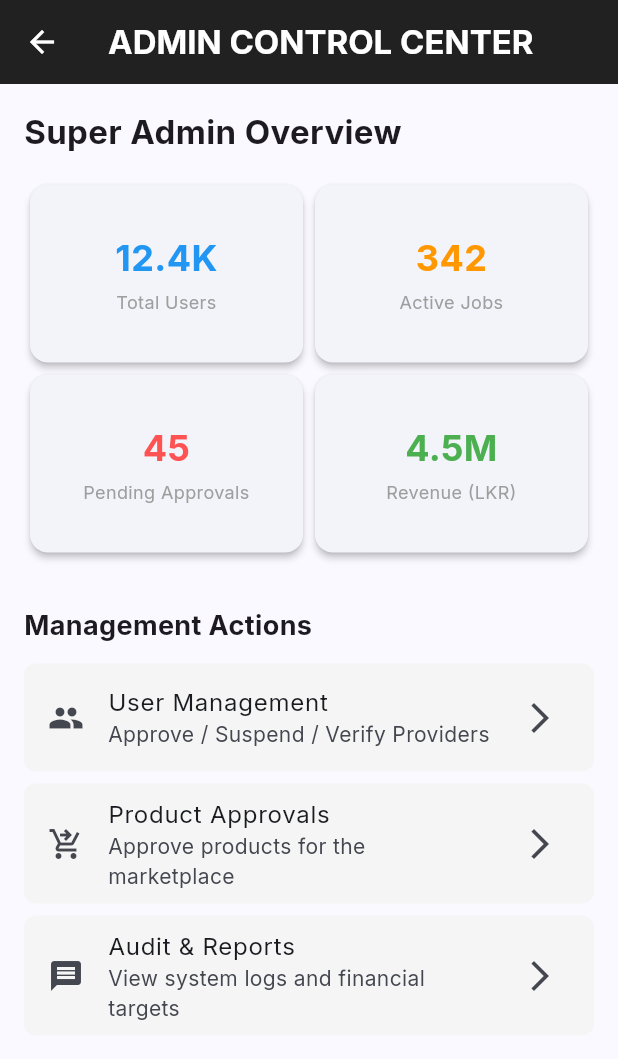
After one commit to sarfan2000/nisk_app, a Flutter app: the HomeScreen screen opened by its route, after a tap on "Admin Console", on a phone screen of 412 x 824 dp. The commit adds this screen. Shown: the top 1059 px of the screen. Run offline on Flutter 3.47's test engine with Material 3 defaults, Android fonts, the phone set to English and light mode, and no system bars; our stand-ins replace google_fonts.

Commit message:
Phase 9, 10, 11: Messaging, Notifications, and Admin Dashboard architecture

```diff
--- /dev/null
+++ b/mobile/lib/screens/admin/admin_dashboard.dart
@@ -0,0 +1,88 @@
+import 'package:flutter/material.dart';
+
+class AdminDashboard extends StatelessWidget {
+  const AdminDashboard({super.key});
+
+  @override
+  Widget build(BuildContext context) {
+    return Scaffold(
+      appBar: AppBar(
+        title: const Text('ADMIN CONTROL CENTER', style: TextStyle(fontWeight: FontWeight.bold)),
+        backgroundColor: Colors.black87,
+        foregroundColor: Colors.white,
+      ),
+      body: SingleChildScrollView(
+        padding: const EdgeInsets.all(16.0),
+        child: Column(
+          crossAxisAlignment: CrossAxisAlignment.start,
+          children: [
+            const Text('Super Admin Overview', style: TextStyle(fontSize: 22, fontWeight: FontWeight.bold)),
+            const SizedBox(height: 16),
+            GridView.count(
+              crossAxisCount: 2,
+              shrinkWrap: true,
+              physics: const NeverScrollableScrollPhysics(),
+              childAspectRatio: 1.5,
+              children: [
+                _buildStatCard('Total Users', '12.4K', Colors.blue),
+                _buildStatCard('Active Jobs', '342', Colors.orange),
+                _buildStatCard('Pending Approvals', '45', Colors.redAccent),
+                _buildStatCard('Revenue (LKR)', '4.5M', Colors.green),
+              ],
+            ),
+            const SizedBox(height: 32),
+            const Text('Management Actions', style: TextStyle(fontSize: 18, fontWeight: FontWeight.bold)),
+            const SizedBox(height: 12),
+            ListTile(
+              leading: const Icon(Icons.people),
+              title: const Text('User Management'),
+              subtitle: const Text('Approve / Suspend / Verify Providers'),
+              trailing: const Icon(Icons.arrow_forward_ios),
+              onTap: () {},
+              tileColor: Colors.grey.shade100,
+              shape: RoundedRectangleBorder(borderRadius: BorderRadius.circular(8)),
+            ),
+            const SizedBox(height: 8),
+            ListTile(
+              leading: const Icon(Icons.shopping_cart_checkout),
+              title: const Text('Product Approvals'),
+              subtitle: const Text('Approve products for the marketplace'),
+              trailing: const Icon(Icons.arrow_forward_ios),
+              onTap: () {},
+              tileColor: Colors.grey.shade100,
+              shape: RoundedRectangleBorder(borderRadius: BorderRadius.circular(8)),
+            ),
+            const SizedBox(height: 8),
+            ListTile(
+              leading: const Icon(Icons.message),
+              title: const Text('Audit & Reports'),
+              subtitle: const Text('View system logs and financial targets'),
+              trailing: const Icon(Icons.arrow_forward_ios),
+              onTap: () {},
+              tileColor: Colors.grey.shade100,
+              shape: RoundedRectangleBorder(borderRadius: BorderRadius.circular(8)),
+            )
+          ],
+        ),
+      ),
+    );
+  }
+
+  Widget _buildStatCard(String label, String value, Color color) {
+    return Card(
+      elevation: 2,
+      child: Padding(
+        padding: const EdgeInsets.all(12),
+        child: Column(
+          mainAxisAlignment: MainAxisAlignment.center,
+          crossAxisAlignment: CrossAxisAlignment.stretch,
+          children: [
+            Text(value, style: TextStyle(fontSize: 24, fontWeight: FontWeight.bold, color: color), textAlign: TextAlign.center),
+            const SizedBox(height: 4),
+            Text(label, style: const TextStyle(fontSize: 12, color: Colors.grey), textAlign: TextAlign.center),
+          ],
+        ),
+      ),
+    );
+  }
+}
--- a/mobile/lib/screens/home_screen.dart
+++ b/mobile/lib/screens/home_screen.dart
@@ -3,6 +3,8 @@ import 'package:nisk_app/screens/education/education_dashboard.dart';
 import 'package:nisk_app/screens/manpower/manpower_dashboard.dart';
 import 'package:nisk_app/screens/cleaning/cleaning_dashboard.dart';
 import 'package:nisk_app/screens/products/products_dashboard.dart';
+import 'package:nisk_app/screens/admin/admin_dashboard.dart';
+import 'package:nisk_app/screens/messages/messages_screen.dart';
 
 class HomeScreen extends StatelessWidget {
   const HomeScreen({super.key});
@@ -13,6 +15,12 @@ class HomeScreen extends StatelessWidget {
       appBar: AppBar(
         title: const Text('NISK App', style: TextStyle(fontWeight: FontWeight.bold)),
         actions: [
+          IconButton(
+            icon: const Icon(Icons.message),
+            onPressed: () {
+              Navigator.push(context, MaterialPageRoute(builder: (context) => const MessagesScreen()));
+            }
+          ),
           IconButton(icon: const Icon(Icons.notifications), onPressed: () {}),
         ],
       ),
@@ -28,6 +36,8 @@ class HomeScreen extends StatelessWidget {
               _buildCategoryCard(context, 'Manpower', 'Find Jobs, Hire Talent.', Colors.orange, Icons.work),
               _buildCategoryCard(context, 'Production & Sales', 'Buy, Sell, Expand.', Colors.green, Icons.shopping_cart),
               _buildCategoryCard(context, 'Cleaning Services', 'Professional cleaning solutions.', Colors.blue, Icons.cleaning_services),
+              const SizedBox(height: 24),
+              _buildCategoryCard(context, 'Admin Console', 'Manage platform activities.', Colors.black87, Icons.admin_panel_settings),
             ],
           ),
         ),
@@ -67,6 +77,8 @@ class HomeScreen extends StatelessWidget {
             Navigator.push(context, MaterialPageRoute(builder: (context) => const CleaningDashboard()));
           } else if (title == 'Production & Sales') {
             Navigator.push(context, MaterialPageRoute(builder: (context) => const ProductsDashboard()));
+          } else if (title == 'Admin Console') {
+            Navigator.push(context, MaterialPageRoute(builder: (context) => const AdminDashboard()));
           }
         },
       ),
```
Also changed, not shown: mobile/lib/screens/messages/messages_screen.dart (added, +34 -0 lines), 6 other files.
